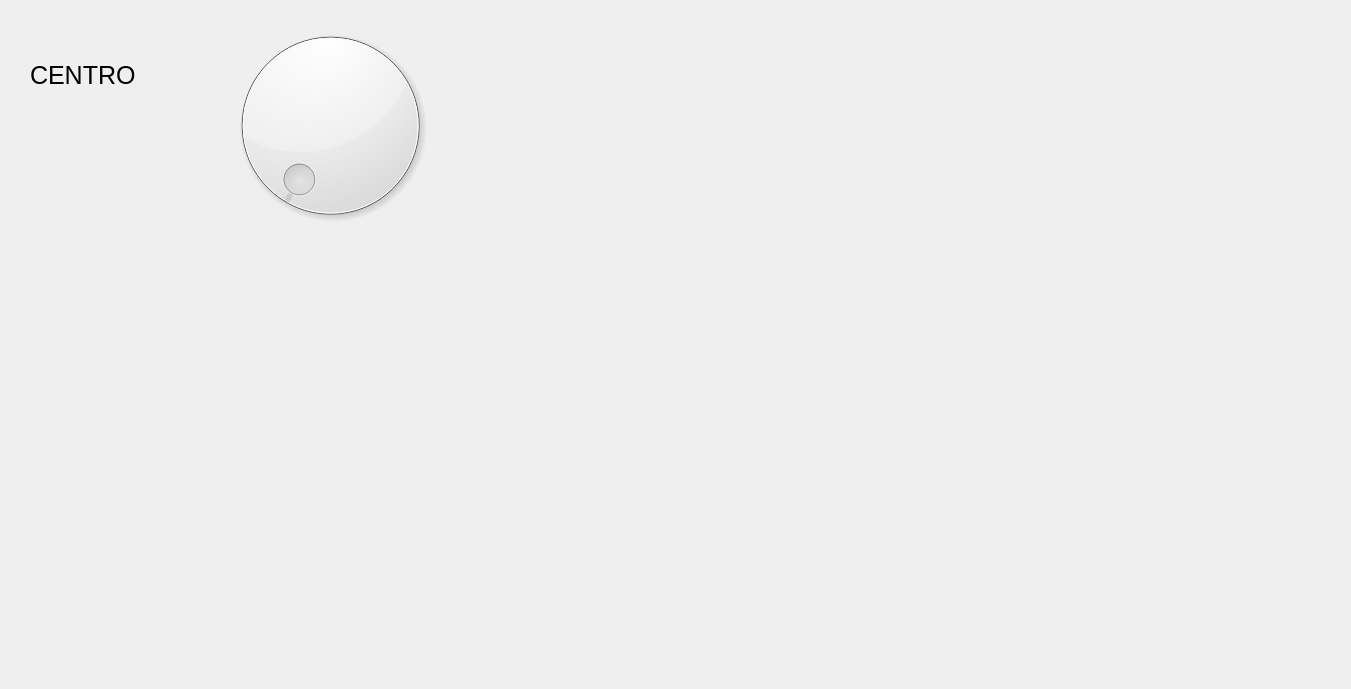
Old version of the form CAF6000/boardcenter.ui in the repository Subtes/proyecto_subtes.
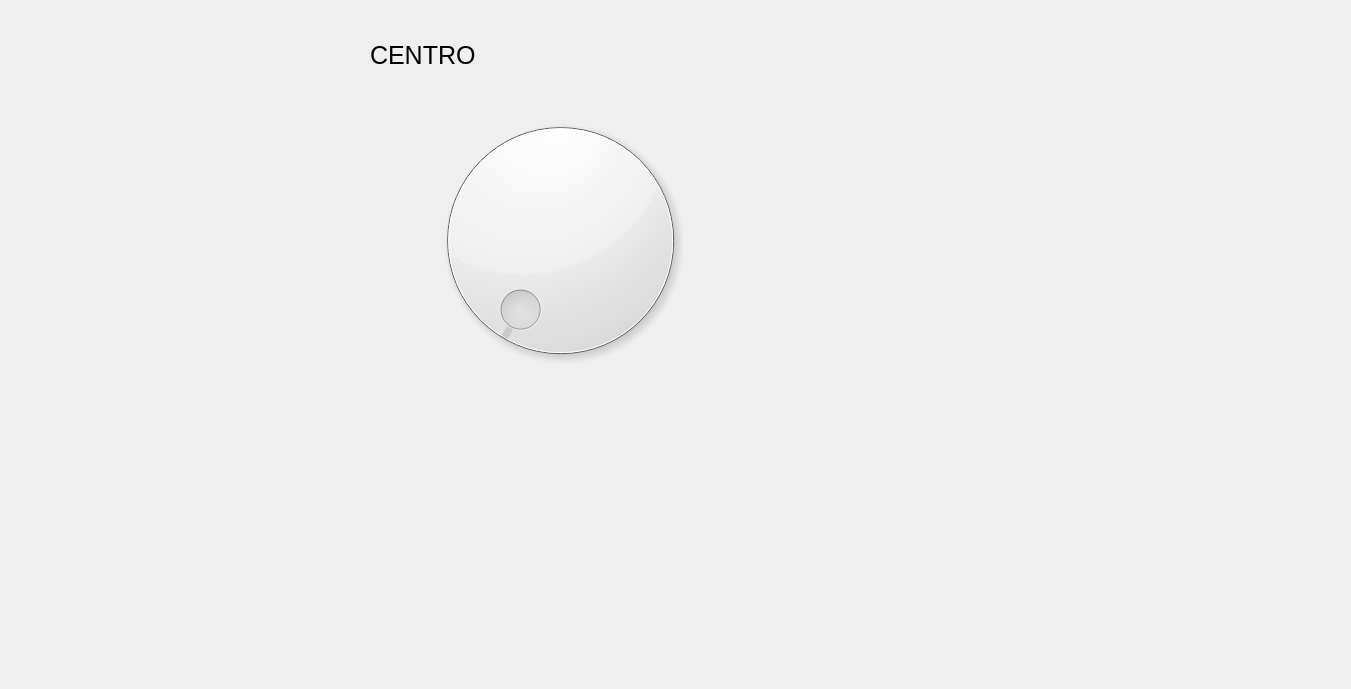
New version of the form. Custom widgets are drawn as their Qt base class.

```diff
--- a/CAF6000/boardcenter.ui
+++ b/CAF6000/boardcenter.ui
@@ -17,18 +17,18 @@
    <widget class="QDial" name="dial">
     <property name="geometry">
      <rect>
-      <x>220</x>
-      <y>10</y>
-      <width>221</width>
-      <height>231</height>
+      <x>420</x>
+      <y>100</y>
+      <width>281</width>
+      <height>281</height>
      </rect>
     </property>
    </widget>
    <widget class="QLabel" name="label">
     <property name="geometry">
      <rect>
-      <x>30</x>
-      <y>30</y>
+      <x>370</x>
+      <y>10</y>
       <width>171</width>
       <height>91</height>
      </rect>
@@ -45,6 +45,19 @@
   </widget>
  </widget>
  <layoutdefault spacing="6" margin="11"/>
+ <customwidgets>
+  <customwidget>
+   <class>Wiper</class>
+   <extends>QWidget</extends>
+   <header location="global">wiper.h</header>
+   <container>1</container>
+  </customwidget>
+  <customwidget>
+   <class>SpeedGauge</class>
+   <extends>QDial</extends>
+   <header>speedgauge.h</header>
+  </customwidget>
+ </customwidgets>
  <resources/>
  <connections/>
 </ui>
```
Left out of the diff: 12 changed lines with no effect on the pictures.
